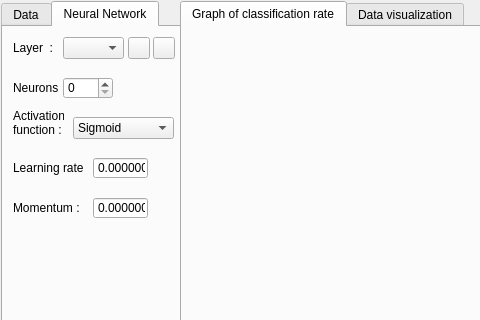
Before: the Qt Designer form Example/GUI/mainwindow.ui in MatthieuHernandez/NeuralNetworkTest, drawn with Qt 5; both pictures show x 0 to 480 and y 0 to 320 of the 851 by 500 pixel window.
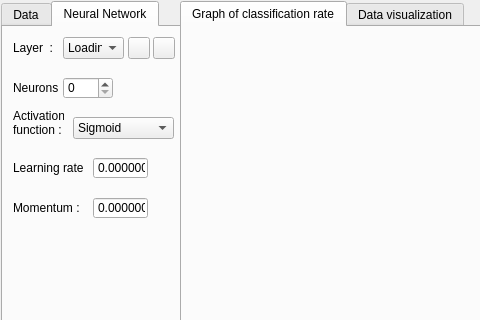
After: the same form once the commit is applied. The open tabs and pages were chosen to show the change. Icons and pictures are not drawn. Custom widgets are drawn as their Qt base class.

Diff of the .ui file:
```diff
--- a/Example/GUI/mainwindow.ui
+++ b/Example/GUI/mainwindow.ui
@@ -568,6 +568,14 @@
         <height>22</height>
        </rect>
       </property>
+      <property name="currentIndex">
+       <number>0</number>
+      </property>
+      <item>
+       <property name="text">
+        <string>Loading</string>
+       </property>
+      </item>
      </widget>
      <widget class="QLabel" name="labelNeurons">
       <property name="geometry">
```
Left out of the diff: 9 changed lines with no effect on the pictures.
